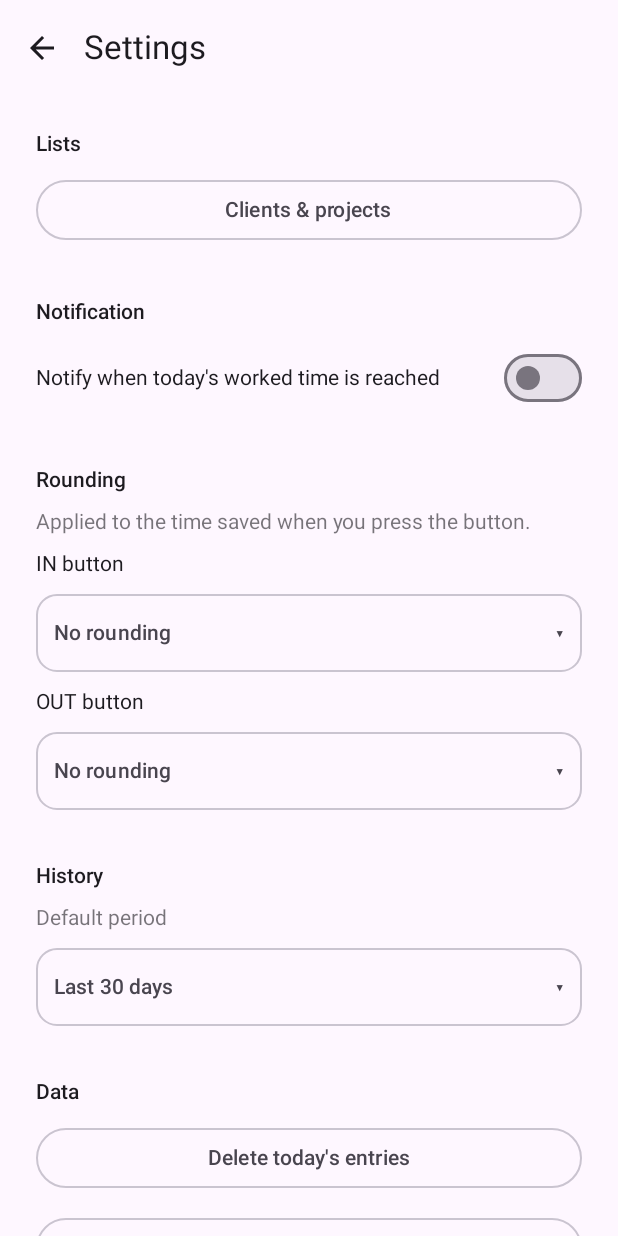
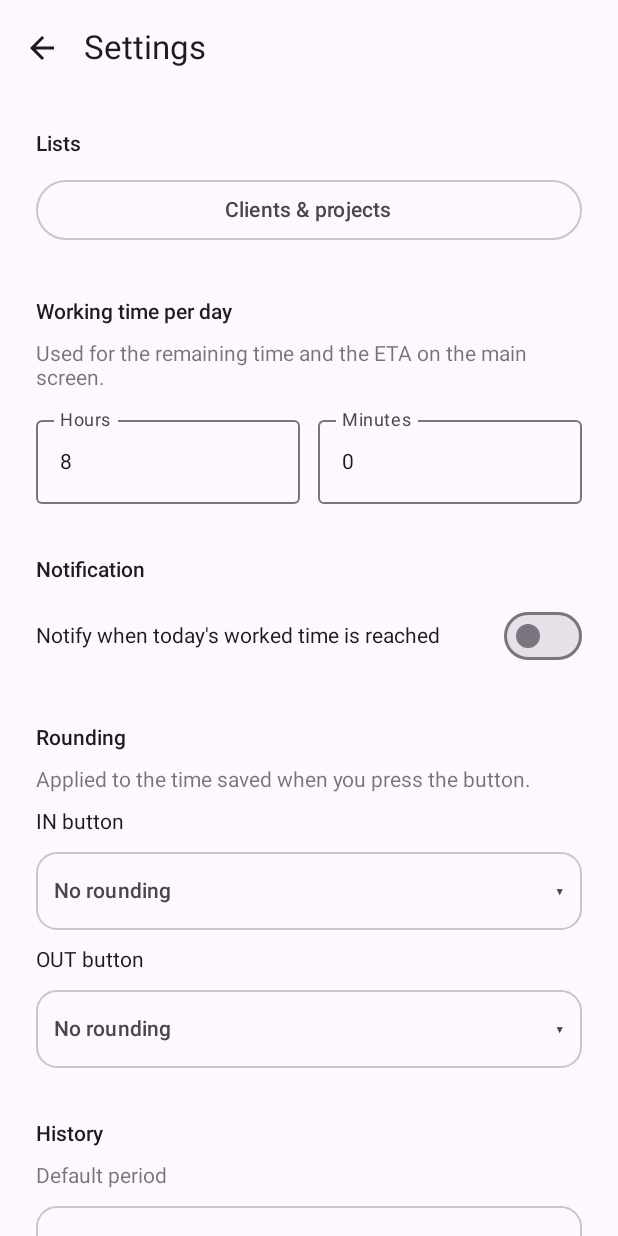
Before and after one commit to mircopergreffi/worktracker, an Android app built with Jetpack Compose: the composable SettingsScreen shown on its own in the app's theme, on a phone screen of 412 x 824 dp. Run offline under Robolectric (Android 15) with nearby library versions, the phone set to English and light mode, and no system bars.

Commit message:
Added reaming working time and ETA

```diff
--- a/app/src/main/java/com/example/workhours/MainViewModel.kt
+++ b/app/src/main/java/com/example/workhours/MainViewModel.kt
@@ -29,7 +29,14 @@ data class UiState(
     /** True when the main screen shows yesterday's session that is still running past midnight. */
     val carriedOver: Boolean = false,
     /** Unfiltered entries of the day (dayState only), used to find IN/OUT partners. */
-    val allEntries: List<EntryView> = emptyList()
+    val allEntries: List<EntryView> = emptyList(),
+    /** Working time per day from the settings (main screen only). */
+    val targetSeconds: Long = 0,
+    /**
+     * When the target is (or was) reached, in seconds from the start of the shown day (may be 24h+):
+     * the moment it was reached, or now plus the remaining time (main screen only).
+     */
+    val etaSeconds: Int = 0
 )
 
 data class HistoryFilter(
@@ -97,6 +104,15 @@ class MainViewModel(app: Application) : AndroidViewModel(app) {
     fun setNotifyMinutes(totalMinutes: Int) {
         prefs.edit().putInt("notify_minutes", totalMinutes).apply()
         _notifyMinutes.value = totalMinutes
+    }
+
+    // ---------- working time per day ----------
+    private val _workdayMinutes = MutableStateFlow(prefs.getInt("workday_minutes", 8 * 60))
+    val workdayMinutes: StateFlow<Int> = _workdayMinutes
+
+    fun setWorkdayMinutes(totalMinutes: Int) {
+        prefs.edit().putInt("workday_minutes", totalMinutes).apply()
+        _workdayMinutes.value = totalMinutes
     }
 
     // ---------- clients / projects ----------
@@ -192,12 +208,18 @@ class MainViewModel(app: Application) : AndroidViewModel(app) {
 
     val state: StateFlow<UiState> = workingDay
         .flatMapLatest { day ->
-            dao.observeDay(day.toString()).combine(clock) { entries, now ->
+            combine(dao.observeDay(day.toString()), clock, _workdayMinutes) { entries, now, minutes ->
+                val nowSecs = nowOn(day, now) ?: now.toLocalTime().toSecondOfDay()
+                val worked = workedSeconds(entries, nowSecs)
+                val target = minutes * 60L
                 UiState(
                     entries = entries,
-                    workedSeconds = workedSeconds(entries, nowOn(day, now)),
+                    workedSeconds = worked,
                     isIn = entries.lastOrNull()?.inOut == "IN",
-                    carriedOver = day != now.toLocalDate()
+                    carriedOver = day != now.toLocalDate(),
+                    targetSeconds = target,
+                    etaSeconds = targetReachedAt(entries, target, nowSecs)
+                        ?: (nowSecs + (target - worked)).toInt()
                 )
             }
         }
--- a/app/src/main/java/com/example/workhours/data/Worked.kt
+++ b/app/src/main/java/com/example/workhours/data/Worked.kt
@@ -57,6 +57,30 @@ fun workedSeconds(entries: List<Marked>, openUntil: Int?): Long {
 }
 
 /**
+ * Seconds from the start of the day at which the worked time reached [target], or null if not yet.
+ * Same pairing rules as [workedSeconds].
+ */
+fun targetReachedAt(entries: List<Marked>, target: Long, openUntil: Int?): Int? {
+    var total = 0L
+    var start: Int? = null
+    for (e in entries) {
+        val t = parseSeconds(e.time)
+        if (e.inOut == "IN") {
+            if (start == null) start = t
+        } else if (start != null) {
+            val len = maxOf(0, t - start)
+            if (total + len >= target) return start + (target - total).toInt()
+            total += len
+            start = null
+        }
+    }
+    if (start != null && openUntil != null && total + maxOf(0, openUntil - start) >= target) {
+        return start + (target - total).toInt()
+    }
+    return null
+}
+
+/**
  * Deleting the very last entry removes only that entry when it is from today, or an OUT that
  * ended after midnight of yesterday's session: the IN stays open and the live timer runs again.
  */
--- a/app/src/main/java/com/example/workhours/ui/Screens.kt
+++ b/app/src/main/java/com/example/workhours/ui/Screens.kt
@@ -98,6 +98,7 @@ fun MainScreen(
     var addClient by remember { mutableStateOf(false) }
     var addProject by remember { mutableStateOf(false) }
     var editing by remember { mutableStateOf<EntryView?>(null) }
+    var showRemaining by rememberSaveable { mutableStateOf(false) }
     val listening by vm.listening.collectAsStateWithLifecycle()
     val toneReading by vm.toneReading.collectAsStateWithLifecycle()
     val toneIn by vm.toneIn.collectAsStateWithLifecycle()
@@ -169,13 +170,36 @@ fun MainScreen(
             Modifier.padding(padding).padding(horizontal = 24.dp).fillMaxSize()
         ) {
             Spacer(Modifier.height(24.dp))
-            Text(if (state.carriedOver) "Worked (session since yesterday)" else "Worked today", color = MaterialTheme.colorScheme.onSurface.copy(alpha = 0.6f), fontSize = 14.sp)
-            Text(
-                formatHms(state.workedSeconds),
-                fontSize = 56.sp,
-                fontWeight = FontWeight.Light,
-                fontFamily = FontFamily.Monospace
-            )
+            // Tapping the counter switches between worked and remaining time.
+            Column(
+                Modifier.clip(RoundedCornerShape(12.dp)).clickable { showRemaining = !showRemaining }
+            ) {
+                val remaining = state.targetSeconds - state.workedSeconds
+                val label = when {
+                    !showRemaining -> if (state.carriedOver) "Worked (session since yesterday)" else "Worked today"
+                    remaining >= 0 -> if (state.carriedOver) "Remaining (session since yesterday)" else "Remaining today"
+                    else -> if (state.carriedOver) "Overtime (session since yesterday)" else "Overtime today"
+                }
+                Text(label, color = MaterialTheme.colorScheme.onSurface.copy(alpha = 0.6f), fontSize = 14.sp)
+                Text(
+                    when {
+                        !showRemaining -> formatHms(state.workedSeconds)
+                        remaining >= 0 -> formatHms(remaining)
+                        else -> "+" + formatHms(-remaining)
+                    },
+                    fontSize = 56.sp,
+                    fontWeight = FontWeight.Light,
+                    fontFamily = FontFamily.Monospace
+                )
+                // ETA is counted from the start of the shown day; "+1" when it falls on the day after today.
+                val daysAfterToday = state.etaSeconds / DAY_SECONDS - (if (state.carriedOver) 1 else 0)
+                Text(
+                    "ETA: " + formatSeconds(state.etaSeconds % DAY_SECONDS) + if (daysAfterToday > 0) " (+1)" else "",
+                    color = MaterialTheme.colorScheme.onSurface.copy(alpha = 0.6f),
+                    fontSize = 14.sp,
+                    fontFamily = FontFamily.Monospace
+                )
+            }
             Spacer(Modifier.height(20.dp))
 
             Row(horizontalArrangement = Arrangement.spacedBy(12.dp)) {
@@ -292,6 +316,7 @@ fun SettingsScreen(vm: MainViewModel, onBack: () -> Unit, onManage: () -> Unit)
     val roundOut by vm.roundOut.collectAsStateWithLifecycle()
     val notifyEnabled by vm.notifyEnabled.collectAsStateWithLifecycle()
     val notifyMinutes by vm.notifyMinutes.collectAsStateWithLifecycle()
+    val workdayMinutes by vm.workdayMinutes.collectAsStateWithLifecycle()
     val context = LocalContext.current
     val appVersion = remember { context.packageManager.getPackageInfo(context.packageName, 0).versionName ?: "" }
     val notificationPermission = rememberLauncherForActivityResult(ActivityResultContracts.RequestPermission()) { granted ->
@@ -321,6 +346,14 @@ fun SettingsScreen(vm: MainViewModel, onBack: () -> Unit, onManage: () -> Unit)
             Text("Lists", fontWeight = FontWeight.Medium)
             OutlinedButton(onClick = onManage, Modifier.fillMaxWidth()) { Text("Clients & projects") }
             Spacer(Modifier.height(12.dp))
+            Text("Working time per day", fontWeight = FontWeight.Medium)
+            Text(
+                "Used for the remaining time and the ETA on the main screen.",
+                color = MaterialTheme.colorScheme.onSurface.copy(alpha = 0.6f),
+                fontSize = 14.sp
+            )
+            HoursMinutesFields(minutes = workdayMinutes, onChange = vm::setWorkdayMinutes)
+            Spacer(Modifier.height(12.dp))
             Text("Notification", fontWeight = FontWeight.Medium)
             Row(verticalAlignment = Alignment.CenterVertically) {
                 Text("Notify when today's worked time is reached", Modifier.weight(1f))
@@ -335,7 +368,7 @@ fun SettingsScreen(vm: MainViewModel, onBack: () -> Unit, onManage: () -> Unit)
                 )
             }
             if (notifyEnabled) {
-                NotifyTimeFields(minutes = notifyMinutes, onChange = vm::setNotifyMinutes)
+                HoursMinutesFields(minutes = notifyMinutes, onChange = vm::setNotifyMinutes)
                 val exactAllowed = Build.VERSION.SDK_INT < 31 ||
                     context.getSystemService(AlarmManager::class.java).canScheduleExactAlarms()
                 if (!exactAllowed) {
@@ -450,9 +483,9 @@ fun EntryRow(e: EntryView, onClick: (() -> Unit)? = null) {
     }
 }
 
-/** Hours and minutes of worked time after which the notification is shown. Saved when valid (1 min to 23:59). */
+/** Hours and minutes of a duration. Saved when valid (1 min to 23:59). */
 @Composable
-private fun NotifyTimeFields(minutes: Int, onChange: (Int) -> Unit) {
+private fun HoursMinutesFields(minutes: Int, onChange: (Int) -> Unit) {
     var h by remember { mutableStateOf((minutes / 60).toString()) }
     var m by remember { mutableStateOf((minutes % 60).toString()) }
 
```
